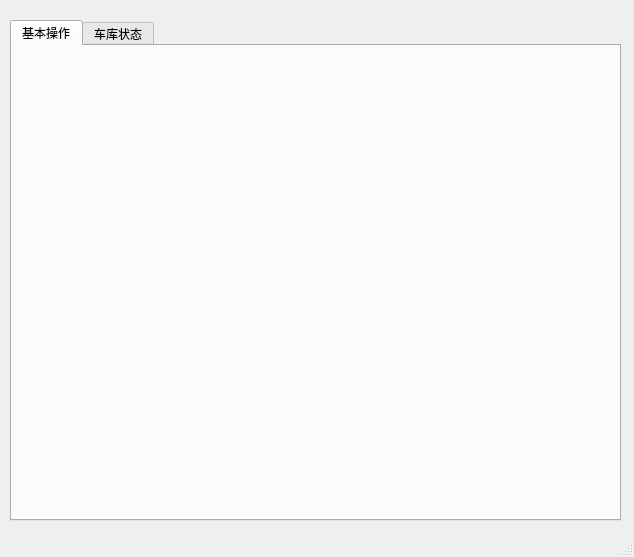
Above: admin.ui from Tairy/parking before the change. Below: the same form after it.
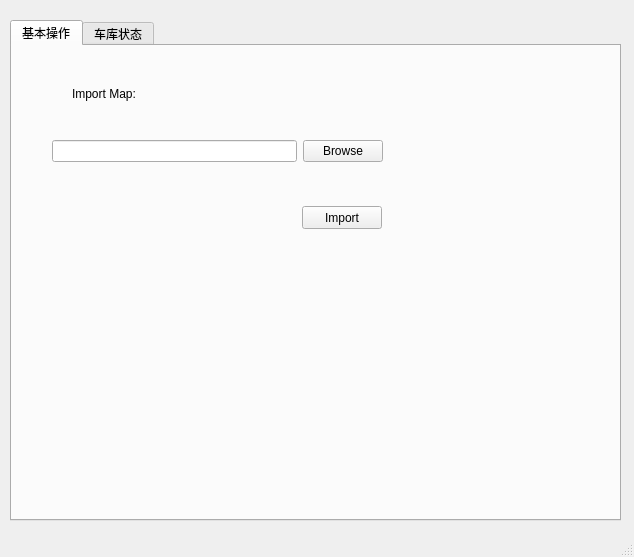
That is the form after the change. The open tabs and pages were chosen to show the change.

Patch:
```diff
--- a/admin.ui
+++ b/admin.ui
@@ -30,6 +30,54 @@
      <attribute name="title">
       <string>基本操作</string>
      </attribute>
+     <widget class="QLabel" name="label_3">
+      <property name="geometry">
+       <rect>
+        <x>60</x>
+        <y>40</y>
+        <width>81</width>
+        <height>16</height>
+       </rect>
+      </property>
+      <property name="text">
+       <string>Import Map:</string>
+      </property>
+     </widget>
+     <widget class="QWidget" name="horizontalLayoutWidget">
+      <property name="geometry">
+       <rect>
+        <x>40</x>
+        <y>70</y>
+        <width>331</width>
+        <height>71</height>
+       </rect>
+      </property>
+      <layout class="QHBoxLayout" name="horizontalLayout_4">
+       <item>
+        <widget class="QLineEdit" name="FilePath"/>
+       </item>
+       <item>
+        <widget class="QPushButton" name="open_fille">
+         <property name="text">
+          <string>Browse</string>
+         </property>
+        </widget>
+       </item>
+      </layout>
+     </widget>
+     <widget class="QPushButton" name="import_2">
+      <property name="geometry">
+       <rect>
+        <x>290</x>
+        <y>160</y>
+        <width>80</width>
+        <height>23</height>
+       </rect>
+      </property>
+      <property name="text">
+       <string>Import</string>
+      </property>
+     </widget>
     </widget>
     <widget class="QWidget" name="tab_2">
      <attribute name="title">
```
Left out of the diff: 2 changed lines with no effect on the pictures.
